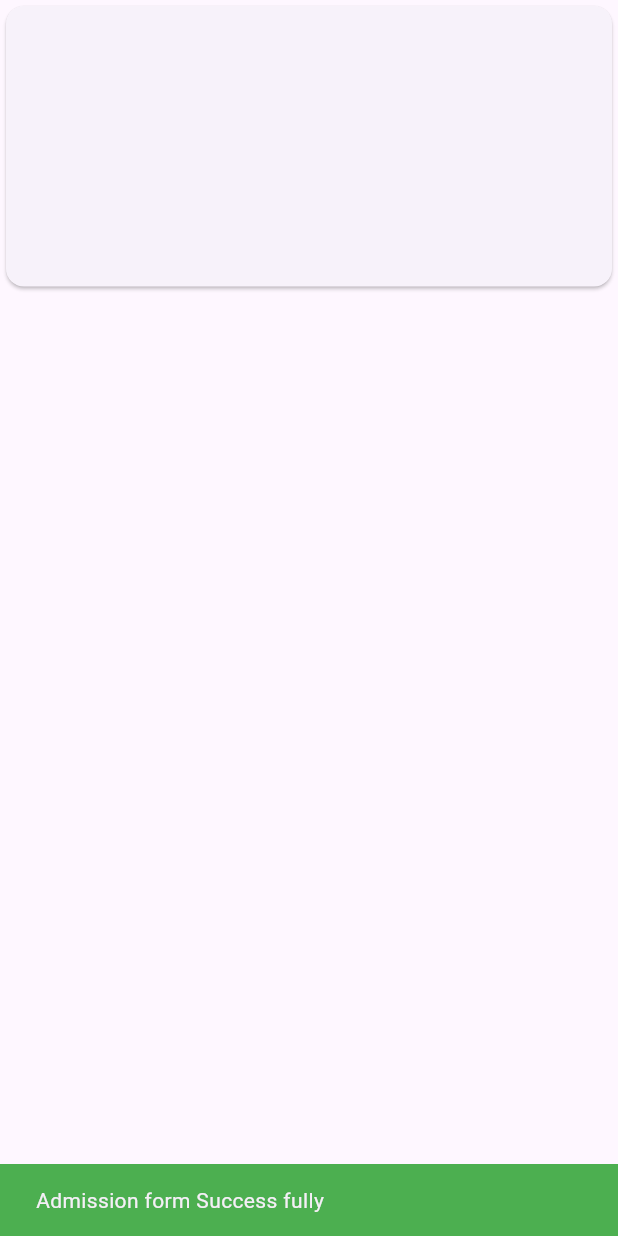
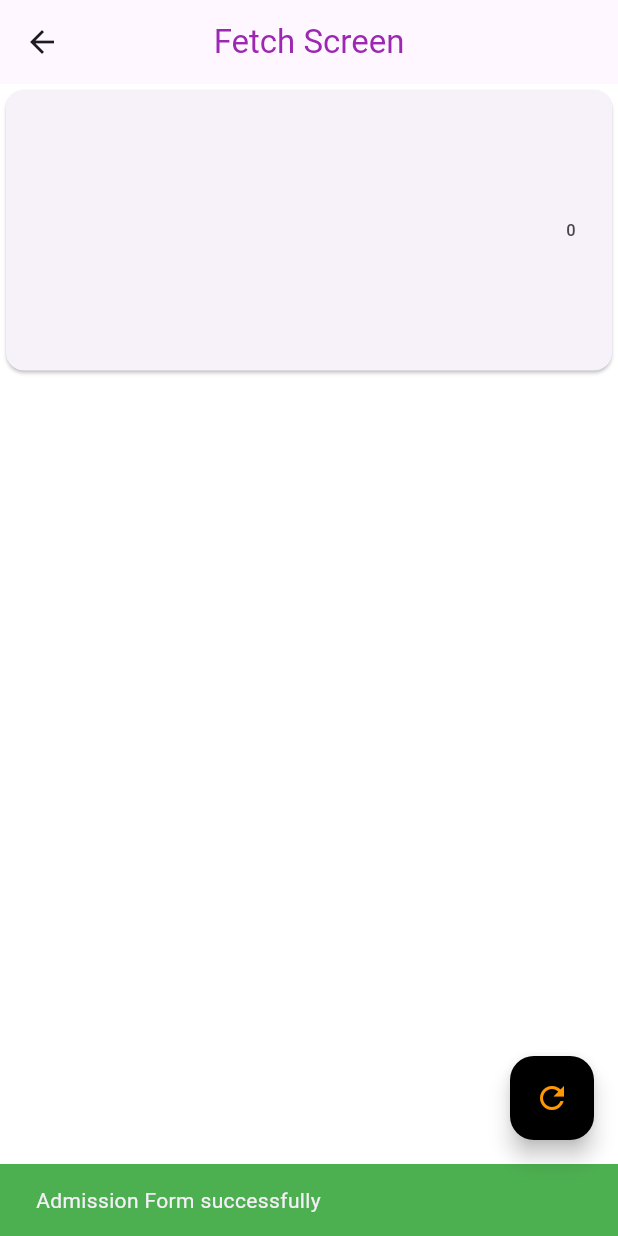
Before and after one commit to MuzammilKhalil789/FireB, a Flutter app: the AdmissionFormScreen screen opened directly, after a tap on "Submit", on a phone screen of 412 x 824 dp. Run offline on Flutter 3.47's test engine with Material 3 defaults, Android fonts, the phone set to English and light mode, and no system bars; our stand-ins replace cloud_firestore, firebase_auth, firebase_core, get; accounts and stored records are empty.

Commit message:
fetch screen successfully

```diff
--- a/lib/main.dart
+++ b/lib/main.dart
@@ -2,6 +2,7 @@ import 'package:firebase/firebase_options.dart';
 import 'package:firebase/views/Auth/Login.dart';
 import 'package:firebase/views/Auth/Signup.dart';
 import 'package:firebase/views/Auth/home%20screen.dart';
+import 'package:firebase/views/firebasefirestore/Fetch.dart';
 import 'package:firebase/views/firebasefirestore/Insert.dart';
 import 'package:firebase/views/firebasefirestore/Loginui.dart';
 import 'package:firebase/views/weather/weath1.dart';
@@ -26,8 +27,9 @@ class MyApp extends StatelessWidget {
   Widget build(BuildContext context) {
     return GetMaterialApp(
       debugShowCheckedModeBanner: false,
-      home://AdmissionFormScreen(),
-       LoginPage1(),
+      home://Fetch(),
+      AdmissionFormScreen(),
+      // LoginPage1(),
       //WeatherHomeScreen(),
       //Signup(),
     );
--- a/lib/views/firebasefirestore/Fetch.dart
+++ b/lib/views/firebasefirestore/Fetch.dart
@@ -1,4 +1,5 @@
 import 'package:cloud_firestore/cloud_firestore.dart';
+import 'package:firebase/views/firebasefirestore/Insert.dart';
 import 'package:flutter/material.dart';
 class Fetch extends StatefulWidget {
   const Fetch({super.key});
@@ -11,7 +12,15 @@ class _FetchState extends State<Fetch> {
   @override
   Widget build(BuildContext context) {
     return Scaffold(
-
+floatingActionButton: FloatingActionButton(onPressed: (){
+  Navigator.push(context, MaterialPageRoute(builder: (context)=>AdmissionFormScreen()));
+}
+  ,backgroundColor:Colors.black ,child: Icon(Icons.refresh,color: Colors.orange,),),
+      backgroundColor: Colors.white,
+      appBar: AppBar(
+        title: Text('Fetch Screen',style: TextStyle(color: Color(0xFF9C27B0)),),
+        centerTitle: true,
+      ),
       body: StreamBuilder(stream: FirebaseFirestore.instance.collection('student data').snapshots(),
           builder:(context,snapshot){
         return ListView.builder(
@@ -20,6 +29,26 @@ class _FetchState extends State<Fetch> {
                 context,index){
               return Card(
                 child: ListTile(
+                  onTap: ()async{
+
+                    showDialog(context: context, builder: (context){
+                      return AlertDialog(
+                        title: Text('Are you sure  want to delete',style: TextStyle(color: Colors.black,fontSize: 30),),
+                        actions: [
+                          TextButton(onPressed: (){
+                            Navigator.pop(context);
+                          }, child: Text('Cancel',style: TextStyle(color: Colors.red,fontSize: 20),)),
+                          SizedBox(width: 100,),
+                          TextButton(onPressed: ()async{
+                            String docId = snapshot.data!.docs[index].id;
+                            await FirebaseFirestore.instance.collection('student data').doc(docId).delete();
+                            Navigator.pop(context);
+                          }, child: Text('Yes',style: TextStyle(color: Colors.blue,fontSize: 20),)),
+                        ],
+                      );
+                    }
+                    );
+                  },
                   title: Text(snapshot.data!.docs[index]['name'],style: TextStyle(color: Colors.green,fontSize: 30,fontWeight: FontWeight.bold),),
                   subtitle:
                     Column(
@@ -33,6 +62,7 @@ class _FetchState extends State<Fetch> {
                         Text(snapshot.data!.docs[index]['address']),
                       ],
                     ),
+                  trailing: Text(snapshot.data!.docs[index]['id']),
 
                 ),
               );
--- a/lib/views/firebasefirestore/Insert.dart
+++ b/lib/views/firebasefirestore/Insert.dart
@@ -115,11 +115,14 @@ class _AdmissionFormScreenState extends State<AdmissionFormScreen> {
                       :
                   TextButton(
                     onPressed: () async{
+                      String id=DateTime.now().microsecond.toString();
                       isLoading=true;
                       setState(() {
 
                       });
-                      await FirebaseFirestore.instance.collection('student data').add({
+                      await FirebaseFirestore.instance.collection('student data').doc(
+                        id
+                      ).set({
                         'name':nameController.text,
                         'fname':fnameController.text,
                         'email':emailController.text,
@@ -127,24 +130,25 @@ class _AdmissionFormScreenState extends State<AdmissionFormScreen> {
                         'gender':genderController.text,
                         'dob':dobController.text,
                         'address':addressController.text,
+                        'id':id,
 
-                      }
-                      )
-                      .then((onValue) {
+
+                      }) .then((onValue) {
                         isLoading = false;
                         setState(() {
 
                         });
-
+                        Navigator.push(context,
+                            MaterialPageRoute(builder: (context) => Fetch()));
                         ScaffoldMessenger.of(context).showSnackBar(
-                      SnackBar(content: Text("Admission form Success fully"),
+                            SnackBar(content: Text("Admission Form successfully"),
                               backgroundColor: Colors.green,)
                         );
-                       Navigator.push(context, MaterialPageRoute(builder: (context)=>Fetch()));
+
                         setState(() {});
                       }).onError((error,handleError){
                         ScaffoldMessenger.of(context).showSnackBar(
-                      SnackBar(content: Text('Please enter TextFormField'),
+                            SnackBar(content: Text("please enter value"),
                               backgroundColor: Colors.red,)
                         );
                         isLoading=false;
```
Lines whose indentation alone changed are shown as unchanged.
